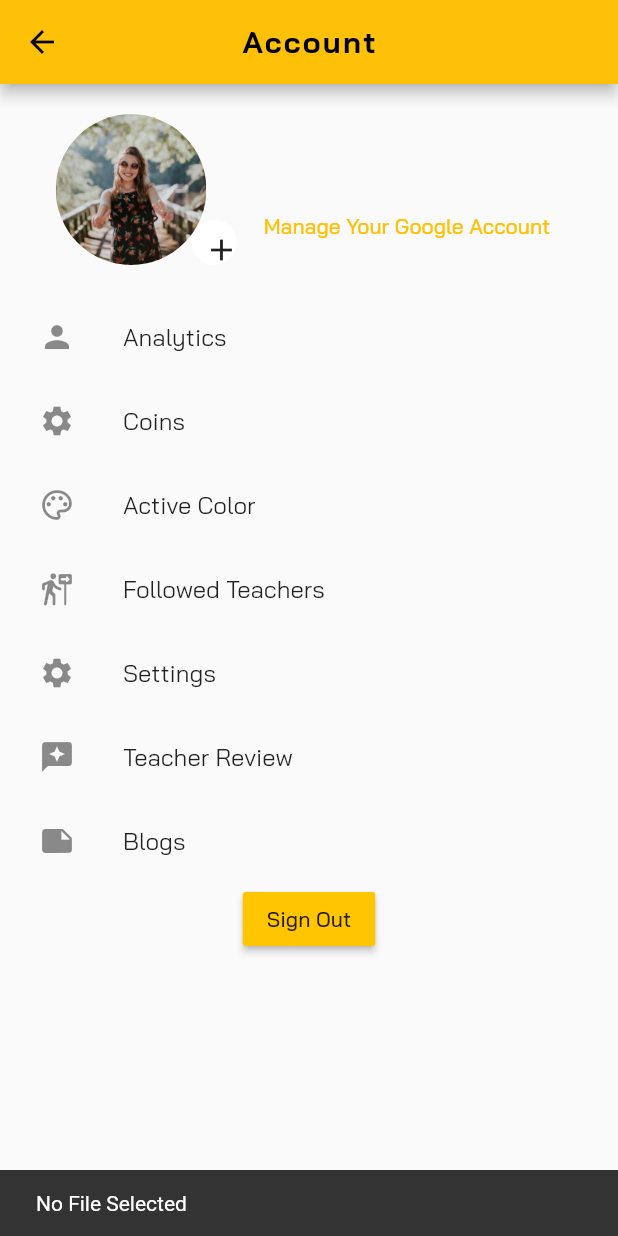
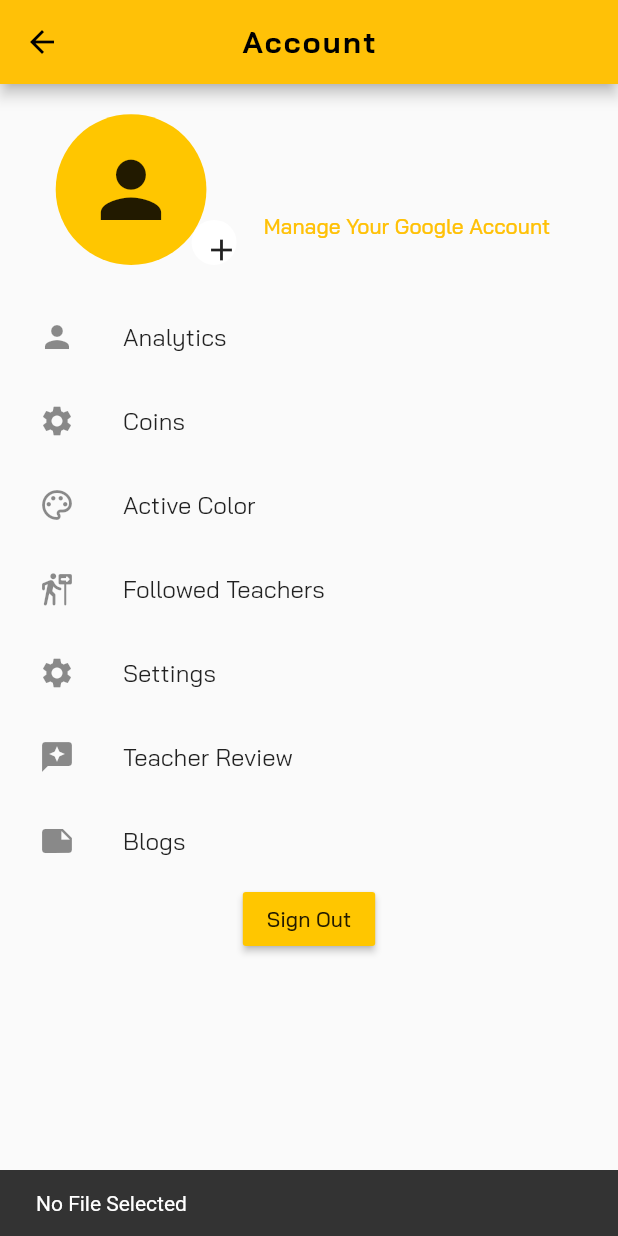
Before and after one commit to siddhardh-7/Q-Box_TestApp, a Flutter app: the Profile screen opened by its route, after a tap on the "add" icon, on a phone screen of 412 x 824 dp. Run offline on Flutter 3.47's test engine with Material 2 defaults, Android fonts, the phone set to English and light mode, and no system bars; our stand-ins replace animate_do, cloud_firestore, file_picker, firebase_auth, firebase_core, firebase_storage and 5 more; accounts and stored records are empty; network calls fail.

```diff
--- a/notes_app/lib/screens/batches/batch_details_screen.dart
+++ b/notes_app/lib/screens/batches/batch_details_screen.dart
@@ -31,7 +31,9 @@ class BatcheDetailsScreen extends StatelessWidget {
           ),
         ),
         actions: [
-          AppBarProfileIcon(),
+          AppBarProfileIcon(
+            profileRadius: Dimensions.width10,
+          ),
         ],
       ),
       body: SafeArea(
--- a/notes_app/lib/screens/batches/live_video_play_screen.dart
+++ b/notes_app/lib/screens/batches/live_video_play_screen.dart
@@ -6,8 +6,6 @@ import 'package:provider/provider.dart';
 import 'package:flutter/cupertino.dart';
 import 'package:video_player/video_player.dart';
 import 'package:flutter/material.dart';
-
-import '../../bin/video_player.dart';
 import '../../helpers/helpers.dart';
 import '../../provider/data_provider.dart';
 import '../../widgets/message_bubble.dart';
@@ -71,7 +69,9 @@ class _LiveVideoPlayScreenState extends State<LiveVideoPlayScreen> {
           ),
         ),
         actions: <Widget>[
-          AppBarProfileIcon(),
+          AppBarProfileIcon(
+            profileRadius: Dimensions.width10,
+          ),
         ],
       ),
       body: SafeArea(
--- a/notes_app/lib/screens/batches/teacher_details_screen.dart
+++ b/notes_app/lib/screens/batches/teacher_details_screen.dart
@@ -34,7 +34,9 @@ class TeacherDetailsScreen extends StatelessWidget {
           ),
         ),
         actions: [
-          AppBarProfileIcon(),
+          AppBarProfileIcon(
+            profileRadius: Dimensions.width10,
+          ),
         ],
       ),
       body: SafeArea(
--- a/notes_app/lib/screens/profile.dart
+++ b/notes_app/lib/screens/profile.dart
@@ -1,13 +1,14 @@
 import 'dart:io';
-
 import 'package:cloud_firestore/cloud_firestore.dart';
 import 'package:file_picker/file_picker.dart';
 import 'package:firebase_auth/firebase_auth.dart';
 import 'package:firebase_storage/firebase_storage.dart';
 import 'package:flutter/material.dart';
+import 'package:fluttertoast/fluttertoast.dart';
 import 'package:notes_app/provider/get_user_details.dart';
 import 'package:notes_app/helpers/auth_path.dart';
 import 'package:notes_app/utilities/dimensions.dart';
+import 'package:notes_app/widgets/appbar_actions.dart';
 
 class Profile extends StatefulWidget {
   static String routeName = "profile";
@@ -47,6 +48,7 @@ class _ProfileState extends State<Profile> {
   // }
 
   Future uploadProfile() async {
+    String? errorMessage;
     final results = await FilePicker.platform.pickFiles(
       allowMultiple: false,
       allowedExtensions: ['jpg', 'png'],
@@ -59,10 +61,11 @@ class _ProfileState extends State<Profile> {
       return null;
     }
     final path = results.files.single.path;
+    final fileName = results.files.single.name;
     File file = File(path!);
     String userEmail = user!.email.toString();
     final userProfileUrl =
-        userProfileUrlRef.child('users/$userEmail/UserProfile.jpg');
+        userProfileUrlRef.child('users/$userEmail/UserProfile.jpeg');
     await userProfileUrl.putFile(file).snapshotEvents.listen((taskSnapshot) {
       switch (taskSnapshot.state) {
         case TaskState.running:
@@ -82,6 +85,28 @@ class _ProfileState extends State<Profile> {
           break;
       }
     });
+    try {
+      await FirebaseFirestore.instance
+          .collection('users')
+          .doc(userEmail)
+          .update({
+            'profileImageName': fileName,
+          })
+          .then((value) => print("User Added"))
+          .catchError((error) => print("Failed to add user: $error"));
+    } on FirebaseAuthException catch (error) {
+      switch (error.code) {
+        case "too-many-requests":
+          errorMessage = "Too many requests";
+          break;
+        case "operation-not-allowed":
+          errorMessage = "Signing in with Email and Password is not enabled.";
+          break;
+        default:
+          errorMessage = "An undefined Error happened.";
+      }
+      Fluttertoast.showToast(msg: errorMessage!);
+    }
   }
 
   @override
@@ -123,15 +148,8 @@ class _ProfileState extends State<Profile> {
                         height: Dimensions.width10 * 10,
                         child: Stack(
                           children: [
-                            Container(
-                              width: Dimensions.width10 * 10,
-                              height: Dimensions.width10 * 10,
-                              alignment: Alignment.topLeft,
-                              child: CircleAvatar(
-                                radius: Dimensions.width10 * 5,
-                                backgroundImage:
-                                    AssetImage('assets/images/user.jpg'),
-                              ),
+                            AppBarProfileIcon(
+                              profileRadius: Dimensions.width10 * 5,
                             ),
                             Align(
                               alignment: Alignment.bottomRight,
@@ -266,22 +284,22 @@ class _ProfileState extends State<Profile> {
     );
   }
 }
-
-class UserPerson {
-  String email;
-  final String firstName;
-  final String lastName;
-  final int age;
-
-  UserPerson(
-      {this.email = '',
-      required this.firstName,
-      required this.lastName,
-      required this.age});
-  Map<String, dynamic> toJson() => {
-        'email': email,
-        'firstName': firstName,
-        'lastName': lastName,
-        'age': age,
-      };
-}
+//
+// class UserPerson {
+//   String email;
+//   final String firstName;
+//   final String lastName;
+//   final int age;
+//
+//   UserPerson(
+//       {this.email = '',
+//       required this.firstName,
+//       required this.lastName,
+//       required this.age});
+//   Map<String, dynamic> toJson() => {
+//         'email': email,
+//         'firstName': firstName,
+//         'lastName': lastName,
+//         'age': age,
+//       };
+// }
--- a/notes_app/lib/widgets/appbar_actions.dart
+++ b/notes_app/lib/widgets/appbar_actions.dart
@@ -39,42 +39,71 @@ class AppBarActions extends StatelessWidget {
             color: Colors.black,
           ),
         ),
-        GestureDetector(
-            onTap: () {
-              Navigator.pushNamed(context, Profile.routeName);
-            },
-            child: AppBarProfileIcon()),
+        Container(
+          margin: EdgeInsets.only(right: Dimensions.width10),
+          child: GestureDetector(
+              onTap: () {
+                Navigator.pushNamed(context, Profile.routeName);
+              },
+              child: AppBarProfileIcon(
+                profileRadius: Dimensions.width10 * 2,
+              )),
+        ),
       ],
     );
   }
 }
 
-class AppBarProfileIcon extends StatelessWidget {
+class AppBarProfileIcon extends StatefulWidget {
+  final profileRadius;
+  AppBarProfileIcon({Key? key, required this.profileRadius}) : super(key: key);
+
+  @override
+  State<AppBarProfileIcon> createState() => _AppBarProfileIconState();
+}
+
+class _AppBarProfileIconState extends State<AppBarProfileIcon> {
   Future<String> getUserImagePath() async {
     final user = await FirebaseAuth.instance.currentUser;
     String userEmail = user!.email.toString();
     print(userEmail);
     final userRef = await FirebaseStorage.instance.ref();
-    String urlPath = 'users/${userEmail}/userProfile.jpeg';
+    String urlPath = 'users/${userEmail}/UserProfile.jpeg';
     final userProfileUrl = await userRef.child(urlPath).getDownloadURL();
     print(userProfileUrl);
 
     return userProfileUrl;
   }
 
-  const AppBarProfileIcon({
-    Key? key,
-  }) : super(key: key);
-
   @override
   Widget build(BuildContext context) {
     return Container(
-      alignment: Alignment.center,
-      padding: EdgeInsets.only(right: Dimensions.padding20),
-      child: CircleAvatar(
-        radius: Dimensions.width10 * 1.6,
-        backgroundImage: AssetImage('assets/images/user.jpg'),
+      width: widget.profileRadius * 2,
+      height: widget.profileRadius * 2,
+      // margin: EdgeInsets.only(right: Dimensions.padding20),
+      decoration: BoxDecoration(
+        color: Theme.of(context).primaryColor,
+        borderRadius: BorderRadius.circular(Dimensions.borderRadius5 * 20),
       ),
+      child: FutureBuilder(
+          future: getUserImagePath(),
+          builder: (BuildContext context, AsyncSnapshot<String> snapshot) {
+            if (snapshot.connectionState == ConnectionState.done &&
+                snapshot.hasData) {
+              return CircleAvatar(
+                backgroundImage: NetworkImage(
+                  snapshot.data!,
+                ),
+              );
+            }
+            if (snapshot.hasError) {
+              print(snapshot.error);
+            }
+            return Icon(
+              Icons.person,
+              size: (24 / 40) * widget.profileRadius * 2,
+            );
+          }),
     );
   }
 }
```
Also changed, not shown: notes_app/lib/models/userModel.dart (added, +24 -0 lines), notes_app/lib/screens/tests/full_length_tests_screen.dart (+3 -1 lines), notes_app/lib/screens/tests/level_up_screen.dart (+3 -1 lines), notes_app/lib/screens/tests/live_tests_screen.dart (+3 -1 lines).
